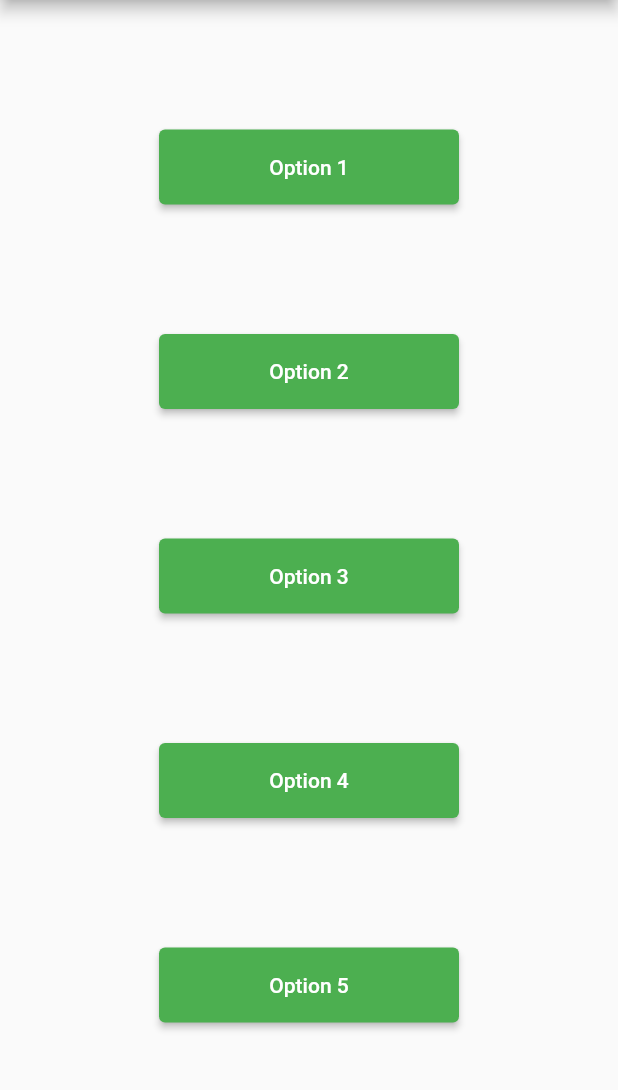
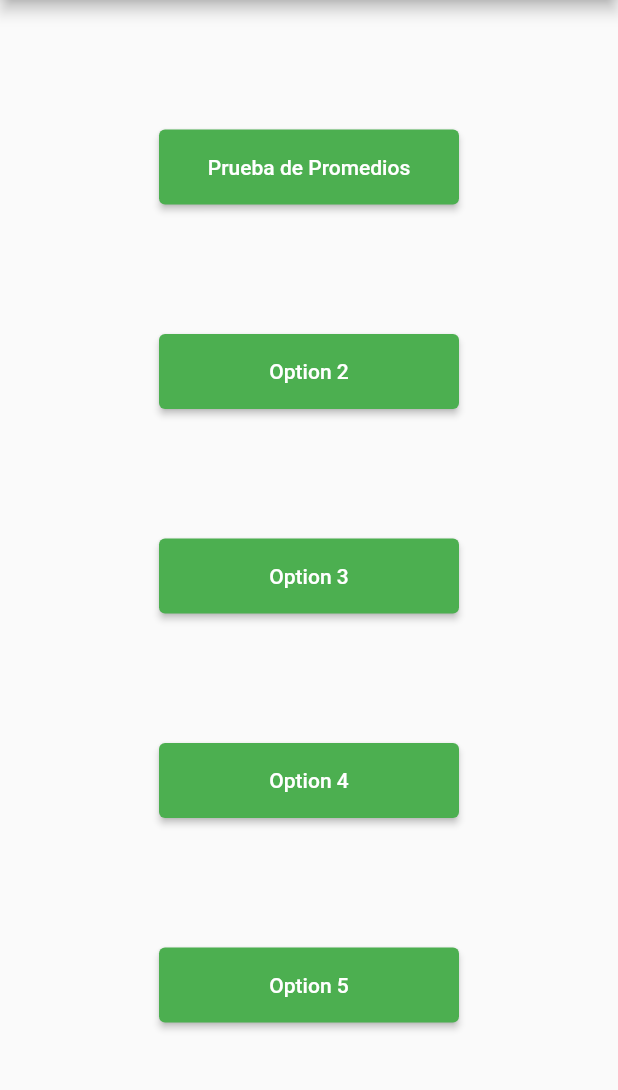
Before and after one commit to Fleesin/random_generator, a Flutter app: the statistics screen opened directly, on a phone screen of 412 x 824 dp, the part 84-1174 px from its top. Run offline on Flutter 3.47's test engine with Material 2 defaults, Android fonts, the phone set to English and light mode, and no system bars; missing offline and left inert: excel.

```diff
--- a/lib/numbers.dart
+++ b/lib/numbers.dart
@@ -1,5 +1,3 @@
-
-
 import 'package:flutter/material.dart';
 import 'dart:io';
 import 'package:excel/excel.dart';
@@ -164,10 +162,8 @@ void exportList(List<int> list, String filename){
                   },),
                 ),
               )
-
             ],
           )
-
     );
   }
 }
--- a/lib/statistics.dart
+++ b/lib/statistics.dart
@@ -1,4 +1,5 @@
 import 'package:flutter/material.dart';
+import 'package:random_generator/results.dart';
 import 'variables.dart';
 
 // ignore: must_be_immutable, camel_case_types
@@ -20,14 +21,14 @@ class statistics extends StatelessWidget {
                 option = 1;
                 Navigator.push(
                 context,
-                MaterialPageRoute(builder: (context) => variables(option, option:option)), // Navegar a la nueva pantalla
+                MaterialPageRoute(builder: (context) => results(option:option)), // Navegar a la nueva pantalla
               );// Aquí va el código que se ejecuta cuando se presiona el primer botón
               },
               style: ElevatedButton.styleFrom(
                 fixedSize: const Size(200, 50), // Establecer el tamaño del botón
               ),
               child: const Text(
-                'Option 1',
+                'Prueba de Promedios',
                 textAlign: TextAlign.center,
               ),
             ),
@@ -36,7 +37,7 @@ class statistics extends StatelessWidget {
                 option = 2;
                 Navigator.push(
                 context,
-                MaterialPageRoute(builder: (context) => variables(option, option:option)), // Navegar a la nueva pantalla
+                MaterialPageRoute(builder: (context) => results(option:option)), // Navegar a la nueva pantalla
               );
               },
               style: ElevatedButton.styleFrom(
@@ -52,7 +53,7 @@ class statistics extends StatelessWidget {
                 option = 3;
                 Navigator.push(
                 context,
-                MaterialPageRoute(builder: (context) => variables(option, option:option)), // Navegar a la nueva pantalla
+                MaterialPageRoute(builder: (context) => results(option:option)), // Navegar a la nueva pantalla
               );
               },
               style: ElevatedButton.styleFrom(
@@ -68,7 +69,7 @@ class statistics extends StatelessWidget {
                   option = 4;
                   Navigator.push(
                   context,
-                  MaterialPageRoute(builder: (context) => variables(option, option:option)), // Navegar a la nueva pantalla
+                  MaterialPageRoute(builder: (context) => results(option:option)), // Navegar a la nueva pantalla
                 );
               },
               style: ElevatedButton.styleFrom(
@@ -84,7 +85,7 @@ class statistics extends StatelessWidget {
                   option = 5;
                   Navigator.push(
                   context,
-                  MaterialPageRoute(builder: (context) => variables(option, option:option)), // Navegar a la nueva pantalla
+                  MaterialPageRoute(builder: (context) => results(option:option)), // Navegar a la nueva pantalla
                 );
               },
               style: ElevatedButton.styleFrom(
--- a/pubspec.yaml
+++ b/pubspec.yaml
@@ -31,8 +31,6 @@ dependencies:
   excel: ^2.0.1
   flutter:
     sdk: flutter
-
-
   # The following adds the Cupertino Icons font to your application.
   # Use with the CupertinoIcons class for iOS style icons.
   cupertino_icons: ^1.0.2
```
Also changed, not shown: lib/results.dart (added, +63 -0 lines), 1 other file.
